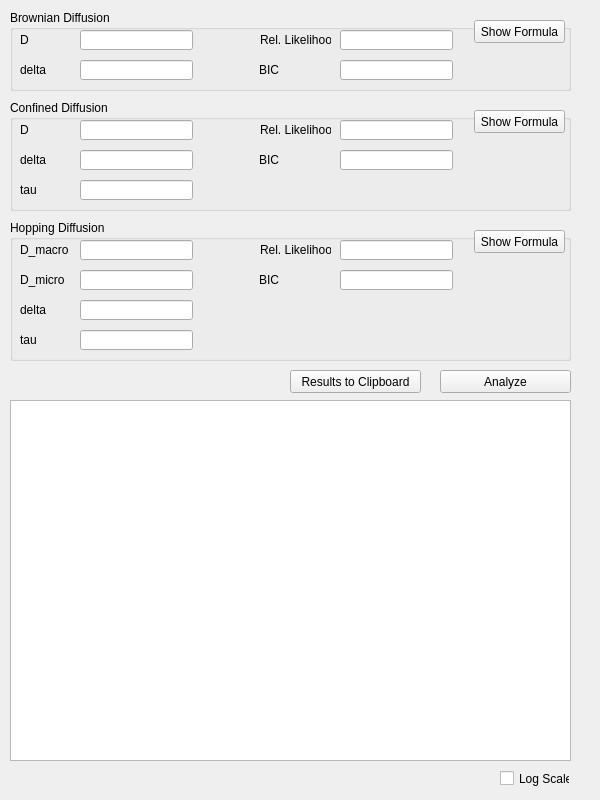
Before: the Qt Designer form gui/tab/adc.ui in Eggeling-Lab-Microscope-Software/TRAIT2D, drawn with Qt 5.
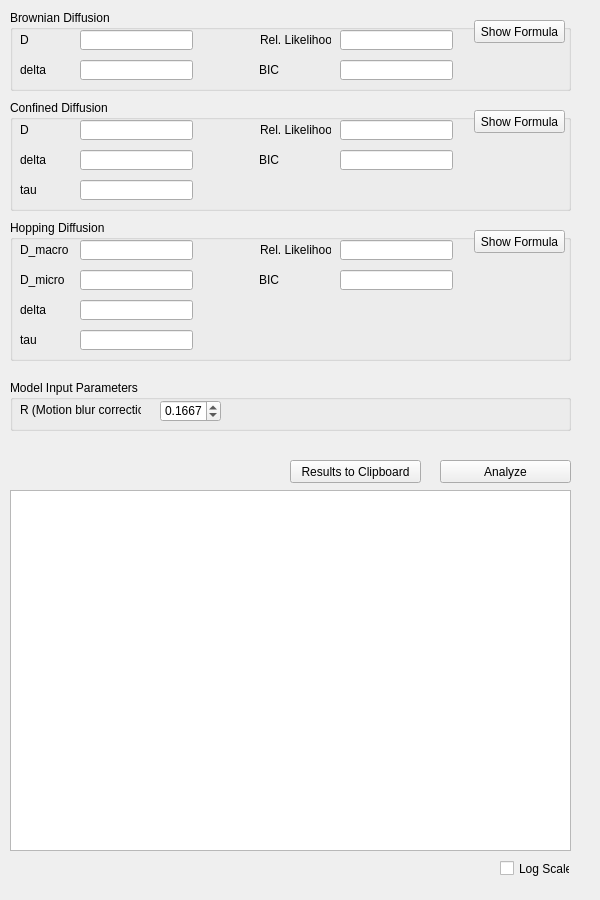
After: the same form once the commit is applied. Custom widgets are drawn as their Qt base class.

Commit message: Added SpinBox for inputting R param

```diff
--- a/gui/tab/adc.ui
+++ b/gui/tab/adc.ui
@@ -7,7 +7,7 @@
     <x>0</x>
     <y>0</y>
     <width>600</width>
-    <height>800</height>
+    <height>900</height>
    </rect>
   </property>
   <property name="windowTitle">
@@ -135,7 +135,7 @@
    <property name="geometry">
     <rect>
      <x>10</x>
-     <y>400</y>
+     <y>490</y>
      <width>561</width>
      <height>361</height>
     </rect>
@@ -286,7 +286,7 @@
    <property name="geometry">
     <rect>
      <x>500</x>
-     <y>770</y>
+     <y>860</y>
      <width>70</width>
      <height>17</height>
     </rect>
@@ -299,7 +299,7 @@
    <property name="geometry">
     <rect>
      <x>290</x>
-     <y>370</y>
+     <y>460</y>
      <width>131</width>
      <height>23</height>
     </rect>
@@ -312,7 +312,7 @@
    <property name="geometry">
     <rect>
      <x>440</x>
-     <y>370</y>
+     <y>460</y>
      <width>131</width>
      <height>23</height>
     </rect>
@@ -485,6 +485,54 @@
     </property>
    </widget>
   </widget>
+  <widget class="QGroupBox" name="groupBoxInputParam">
+   <property name="geometry">
+    <rect>
+     <x>10</x>
+     <y>380</y>
+     <width>561</width>
+     <height>51</height>
+    </rect>
+   </property>
+   <property name="title">
+    <string>Model Input Parameters</string>
+   </property>
+   <widget class="QLabel" name="labelInputParam1">
+    <property name="geometry">
+     <rect>
+      <x>10</x>
+      <y>20</y>
+      <width>121</width>
+      <height>20</height>
+     </rect>
+    </property>
+    <property name="text">
+     <string>R (Motion blur correction)</string>
+    </property>
+   </widget>
+   <widget class="QDoubleSpinBox" name="doubleSpinBoxInputParam1">
+    <property name="geometry">
+     <rect>
+      <x>150</x>
+      <y>20</y>
+      <width>61</width>
+      <height>22</height>
+     </rect>
+    </property>
+    <property name="decimals">
+     <number>4</number>
+    </property>
+    <property name="maximum">
+     <double>0.250000000000000</double>
+    </property>
+    <property name="singleStep">
+     <double>0.010000000000000</double>
+    </property>
+    <property name="value">
+     <double>0.166700000000000</double>
+    </property>
+   </widget>
+  </widget>
  </widget>
  <customwidgets>
   <customwidget>
```
The commit also changes 4 other files.
